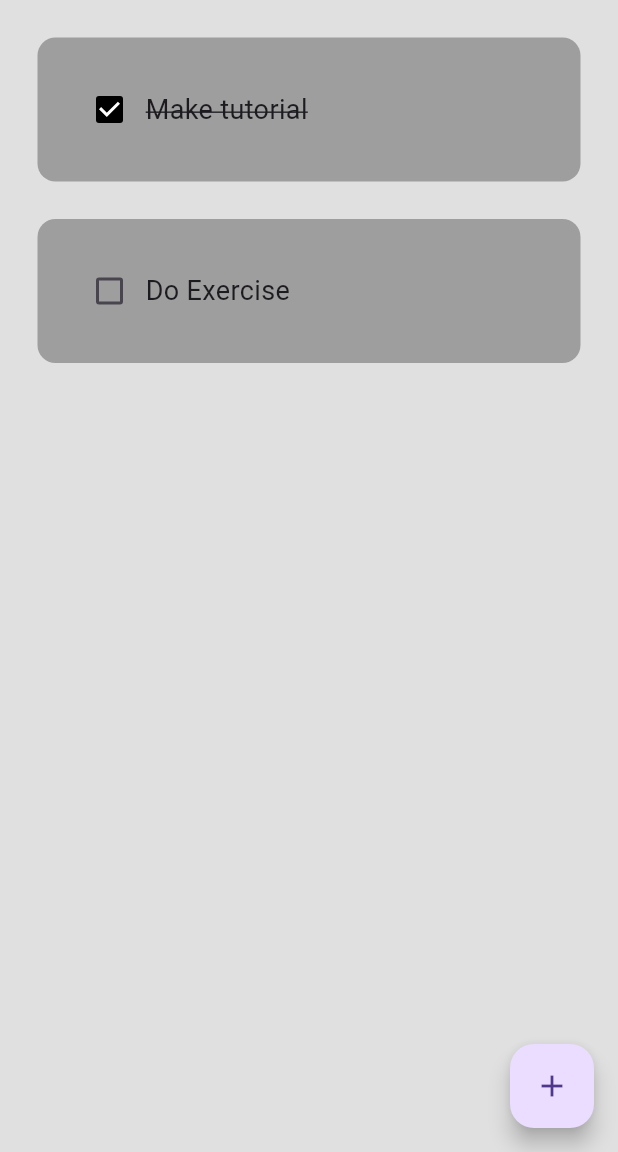
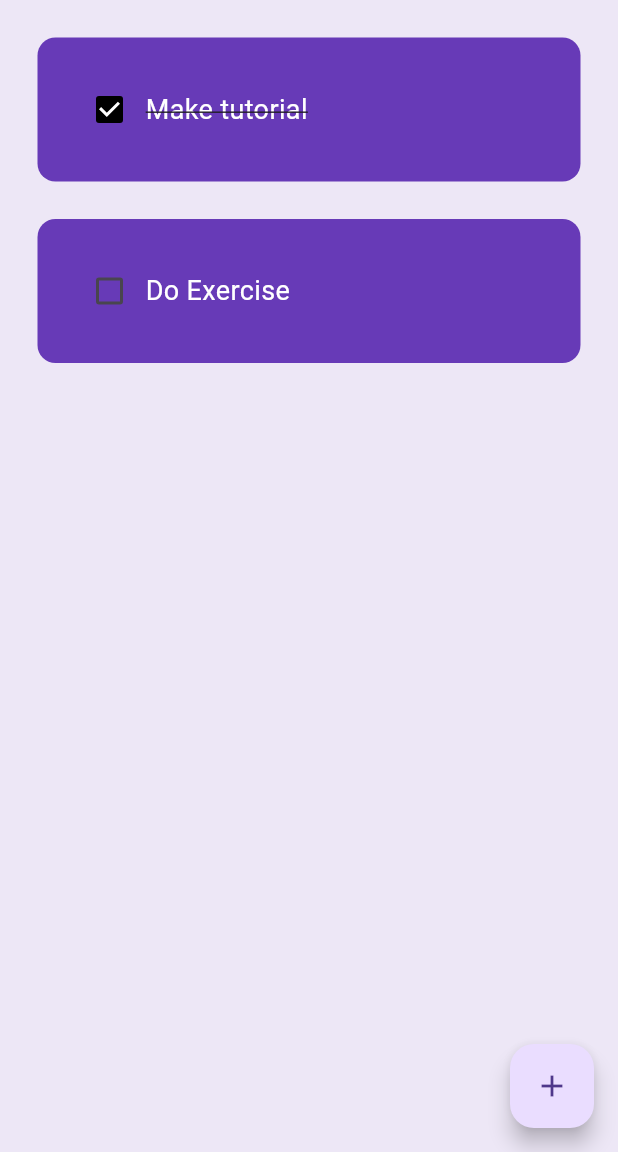
Before and after one commit to vagnerzampieri/flutter_app, a Flutter app: the screen it shows after launch, on a phone screen of 412 x 824 dp, the part 84-1236 px from its top. Run offline on Flutter 3.47's test engine with Material 3 defaults, Android fonts, the phone set to English and light mode, and no system bars.

Commit message:
Better style on the box

```diff
--- a/lib/main.dart
+++ b/lib/main.dart
@@ -13,7 +13,7 @@ class MyApp extends StatelessWidget {
     return MaterialApp(
       debugShowCheckedModeBanner: false,
       home: HomePage(),
-      theme: ThemeData(primarySwatch: Colors.grey),
+      theme: ThemeData(primarySwatch: Colors.purple),
     );
   }
 }
--- a/lib/pages/home_page.dart
+++ b/lib/pages/home_page.dart
@@ -33,7 +33,7 @@ class _HomePageState extends State<HomePage> {
   @override
   Widget build(BuildContext context) {
     return Scaffold(
-      backgroundColor: Colors.grey[300],
+      backgroundColor: Colors.deepPurple[50],
       appBar: AppBar(centerTitle: true, title: Text('TO DO'), elevation: 0),
       floatingActionButton: FloatingActionButton(
         onPressed: createNewTask,
--- a/lib/utils/todo_tile.dart
+++ b/lib/utils/todo_tile.dart
@@ -19,7 +19,7 @@ class TodoTile extends StatelessWidget {
       child: Container(
         padding: EdgeInsets.all(24),
         decoration: BoxDecoration(
-          color: Colors.grey,
+          color: Colors.deepPurple,
           borderRadius: BorderRadius.circular(12),
         ),
         child: Row(
@@ -32,6 +32,7 @@ class TodoTile extends StatelessWidget {
             Text(
               taskName,
               style: TextStyle(
+                color: Colors.white,
                 fontSize: 18,
                 decoration:
                     taskCompleted
```
